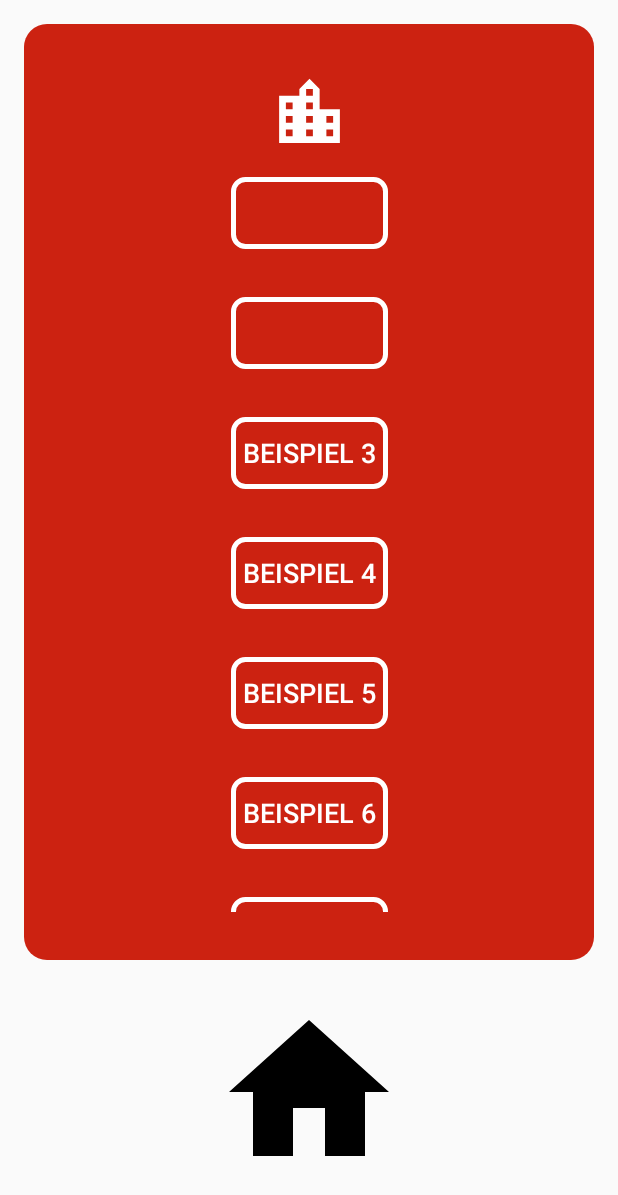
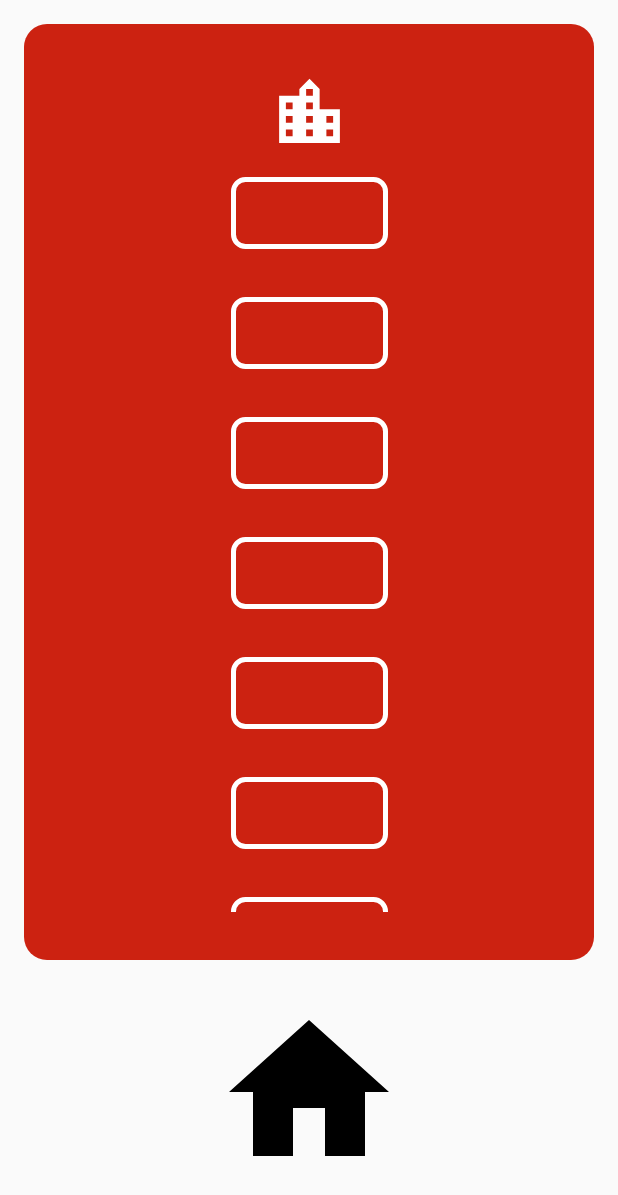
Before and after one commit to sbecirovic-tgm/FirebaseEvaluation, an Android app: the KlubActivity screen opened directly, with no data from a screen before it, on a phone screen of 412 x 824 dp. Shown: the top 1195 px of the screen. Run offline under Robolectric (Android 15) with nearby library versions, the phone set to English and light mode, and no system bars; our stand-ins replace Firebase (no records; nobody signed in at launch, a user with empty details on screens opened directly).

Commit message:
Klubs laden fertig

```diff
--- a/app/src/main/java/com/example/firebaseeva/KlubActivity.java
+++ b/app/src/main/java/com/example/firebaseeva/KlubActivity.java
@@ -14,14 +14,16 @@ import com.google.firebase.firestore.QueryDocumentSnapshot;
 import com.google.firebase.firestore.QuerySnapshot;
 
 import java.util.ArrayList;
+import java.util.HashMap;
 import java.util.List;
 import java.util.Map;
 
 public class KlubActivity extends AppCompatActivity {
 
-    TextView kname, tage, uhrzeit, adresse, telNr;
+    private TextView kname, tage, uhrzeit, adresse, telNr;
     private Button buttonArr[];
     private FirebaseFirestore db;
+    private static final String ADRESSE = "adresse";
 
     @Override
     protected void onCreate(Bundle savedInstanceState) {
@@ -30,29 +32,36 @@ public class KlubActivity extends AppCompatActivity {
 
         db = FirebaseFirestore.getInstance();
 
-        buttonArr = new Button[2];
+        buttonArr = new Button[7];
         buttonArr[0] = (Button) findViewById(R.id.button_klub1);
         buttonArr[1] = (Button) findViewById(R.id.button_klub2);
-        //buttonArr[2] = (Button) findViewById(R.id.button_klub3);
+        buttonArr[2] = (Button) findViewById(R.id.button_klub3);
+        buttonArr[3] = (Button) findViewById(R.id.button_klub4);
+        buttonArr[4] = (Button) findViewById(R.id.button_klub5);
+        buttonArr[5] = (Button) findViewById(R.id.button_klub6);
+        buttonArr[6] = (Button) findViewById(R.id.button_klub7);
 
         this.getData();
     }
 
     public void getData() {
 
-        final List<Object> data = new ArrayList<>();
+        List<Object> data = new ArrayList<>();
 
         db.collection("Klubdaten").get().addOnCompleteListener(new OnCompleteListener<QuerySnapshot>() {
             @Override
             public void onComplete(Task<QuerySnapshot> task) {
                 if (task.isSuccessful()) {
-                    int docCounter = 0;
+                    int counter = 0;
                     for (QueryDocumentSnapshot document : task.getResult()) {
-                        if (docCounter < buttonArr.length) {
-                            data.add(document.getData());
-                            Map<String, Object> dataMap = (Map<String, Object>) data.get(docCounter);
-                            buttonArr[docCounter].setText(dataMap.get("adresse").toString());
-                            docCounter++;
+                        if (document.exists()) {
+
+                            String adresse = document.getString(ADRESSE);
+                            buttonArr[counter].setText(adresse);
+                            counter++;
+
+                        } else {
+                            Toast.makeText(KlubActivity.this, "Dokument existiert nicht", Toast.LENGTH_LONG).show();
                         }
                     }
                 } else {
--- a/app/src/main/res/layout/activity_klub.xml
+++ b/app/src/main/res/layout/activity_klub.xml
@@ -85,52 +85,52 @@
                 android:textSize="18sp" />
 
             <Button
+                android:id="@+id/button_klub3"
                 android:layout_width="match_parent"
                 android:layout_height="wrap_content"
                 android:layout_marginTop="16dp"
                 android:layout_marginBottom="16dp"
                 android:background="@drawable/klubs_kachel"
-                android:text="Beispiel 3"
                 android:textColor="@android:color/white"
                 android:textSize="18sp" />
 
             <Button
+                android:id="@+id/button_klub4"
                 android:layout_width="match_parent"
                 android:layout_height="wrap_content"
                 android:layout_marginTop="16dp"
                 android:layout_marginBottom="16dp"
                 android:background="@drawable/klubs_kachel"
-                android:text="Beispiel 4"
                 android:textColor="@android:color/white"
                 android:textSize="18sp" />
 
             <Button
+                android:id="@+id/button_klub5"
                 android:layout_width="match_parent"
                 android:layout_height="wrap_content"
                 android:layout_marginTop="16dp"
                 android:layout_marginBottom="16dp"
                 android:background="@drawable/klubs_kachel"
-                android:text="Beispiel 5"
                 android:textColor="@android:color/white"
                 android:textSize="18sp" />
 
             <Button
+                android:id="@+id/button_klub6"
                 android:layout_width="match_parent"
                 android:layout_height="wrap_content"
                 android:layout_marginTop="16dp"
                 android:layout_marginBottom="16dp"
                 android:background="@drawable/klubs_kachel"
-                android:text="Beispiel 6"
                 android:textColor="@android:color/white"
                 android:textSize="18sp" />
 
             <Button
+                android:id="@+id/button_klub7"
                 android:layout_width="match_parent"
                 android:layout_height="wrap_content"
                 android:layout_marginTop="16dp"
                 android:layout_marginBottom="16dp"
                 android:background="@drawable/klubs_kachel"
-                android:text="Beispiel 7"
                 android:textColor="@android:color/white"
                 android:textSize="18sp" />
 
```
